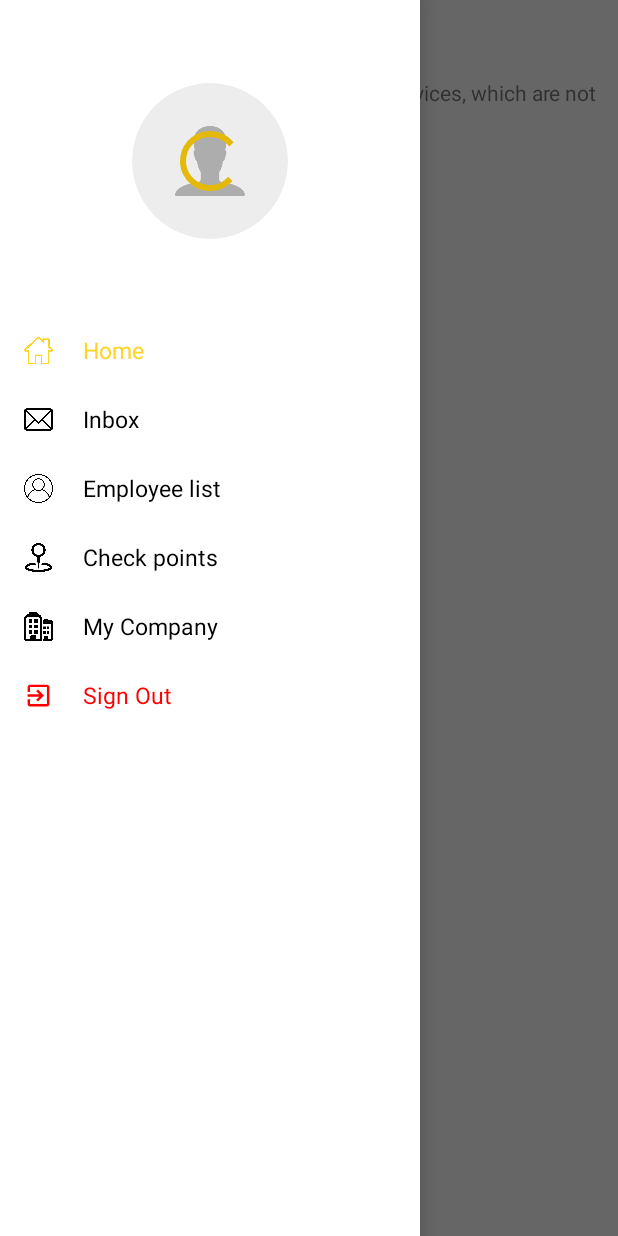
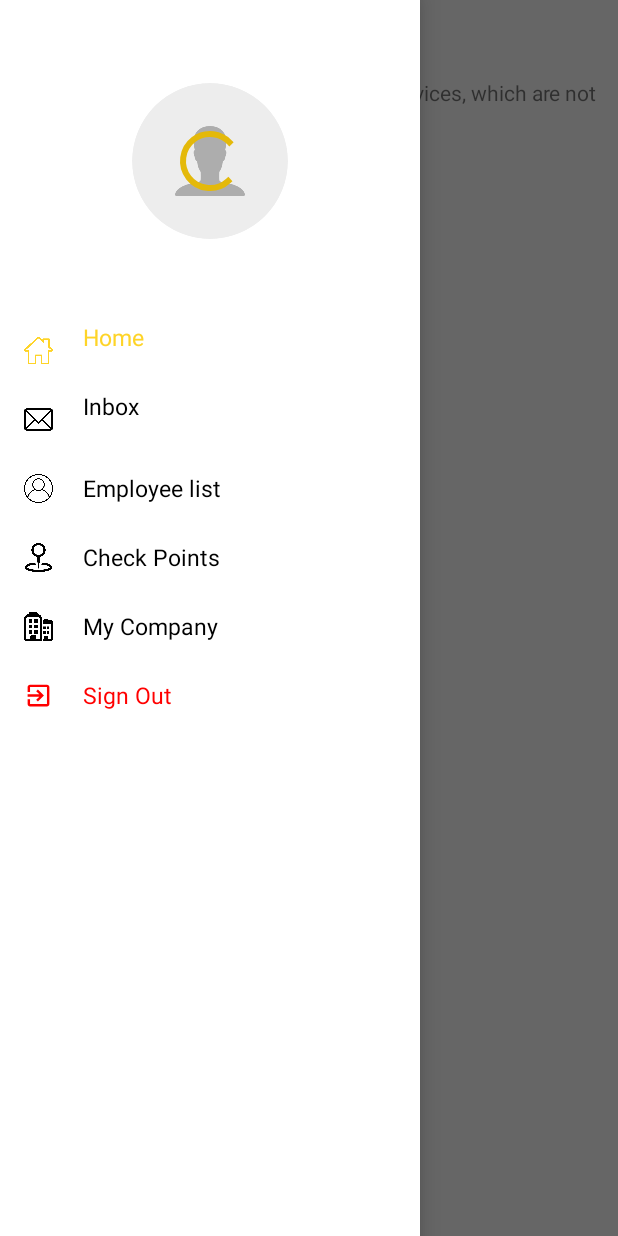
Before and after one commit to tariqzia7523/AliyuProject, an Android app: the HomeFragment screen opened directly, with no data from a screen before it, with the side drawer open, on a phone screen of 412 x 824 dp. Run offline under Robolectric (Android 15) with nearby library versions, the phone set to English and light mode, and no system bars; our stand-ins replace CircleImageView, Firebase (no records; nobody signed in at launch, a user with empty details on screens opened directly), sdp/ssp sizes; pictures from the network do not load.

Commit message:
geneared strings.xml File

```diff
--- a/app/src/main/java/com/map/checkpost/AddCheckPointsActivity.java
+++ b/app/src/main/java/com/map/checkpost/AddCheckPointsActivity.java
@@ -73,7 +73,7 @@ public class AddCheckPointsActivity extends AppCompatActivity implements OnMapRe
         setContentView(R.layout.activity_add_check_points);
         getSupportActionBar().hide();
         progressDialog=new ProgressDialog(AddCheckPointsActivity.this);
-        progressDialog.setMessage("Please wait");
+        progressDialog.setMessage(getString(R.string.please_wait));
         firebaseUser= FirebaseAuth.getInstance().getCurrentUser();
         SupportMapFragment mapFragment = (SupportMapFragment) getSupportFragmentManager()
                 .findFragmentById(R.id.map);
@@ -231,7 +231,7 @@ public class AddCheckPointsActivity extends AppCompatActivity implements OnMapRe
             // TODO Auto-generated catch block
             e.printStackTrace();
             Toast.makeText(AddCheckPointsActivity.this, e.getMessage(), Toast.LENGTH_SHORT).show();
-            return "No value found";
+            return getString(R.string.no_value_found);
         }
     }
 
@@ -286,7 +286,7 @@ public class AddCheckPointsActivity extends AppCompatActivity implements OnMapRe
                         progressDialog.dismiss();
                         checkPointsModels.add(checkPointsModel);
                         addListToMap();
-                        Toast.makeText(getApplicationContext(),"Check point Added",Toast.LENGTH_LONG).show();
+                        Toast.makeText(getApplicationContext(),getString(R.string.check_point_added),Toast.LENGTH_LONG).show();
 
                     }
                 }).addOnFailureListener(new OnFailureListener() {
--- a/app/src/main/java/com/map/checkpost/ChatActivity.java
+++ b/app/src/main/java/com/map/checkpost/ChatActivity.java
@@ -52,7 +52,7 @@ public class ChatActivity extends AppCompatActivity {
         setContentView(R.layout.activity_chat);
         getSupportActionBar().hide();
         progressDialog=new ProgressDialog(ChatActivity.this);
-        progressDialog.setMessage("Please wait");
+        progressDialog.setMessage(getString(R.string.please_wait));
         otherUserName=findViewById(R.id.user_name);
         profileImage=findViewById(R.id.profile_image);
         try{
@@ -124,7 +124,7 @@ public class ChatActivity extends AppCompatActivity {
             @Override
             public void onClick(View v) {
                 if(editText.getText().toString().isEmpty()){
-                    Toast.makeText(getApplicationContext(),"Please add message",Toast.LENGTH_LONG).show();
+                    Toast.makeText(getApplicationContext(),getString(R.string.please_add_message),Toast.LENGTH_LONG).show();
                 }else{
                     ChatModel chatModel=new ChatModel();
                     chatModel.setMessage(editText.getText().toString());
--- a/app/src/main/java/com/map/checkpost/CheckPointsFragment.java
+++ b/app/src/main/java/com/map/checkpost/CheckPointsFragment.java
@@ -70,7 +70,7 @@ public class CheckPointsFragment extends Fragment  {
 
         final View v = inflater.inflate(R.layout.fragment_check_points, container, false);
         progressDialog=new ProgressDialog(getActivity());
-        progressDialog.setMessage("Please Wait");
+        progressDialog.setMessage(getString(R.string.please_wait));
 //        myRefselectedQuestions = FirebaseDatabase.getInstance().getReference("SelectedQuestions");
         firebaseUser= FirebaseAuth.getInstance().getCurrentUser();
 
@@ -234,7 +234,7 @@ public class MyAdapter extends RecyclerView.Adapter<MyAdapter.MyViewHolder> {
                 myRefCheckPoints.child(userModel.getCompanyId()).child(data.get(position).getId()).removeValue().addOnSuccessListener(new OnSuccessListener<Void>() {
                     @Override
                     public void onSuccess(Void aVoid) {
-                        Toast.makeText(getContext(),"check point deleted",Toast.LENGTH_LONG).show();
+                        Toast.makeText(getContext(),getString(R.string.check_point_added),Toast.LENGTH_LONG).show();
                     }
                 });
             }
--- a/app/src/main/java/com/map/checkpost/CompanyProfilesFragment.java
+++ b/app/src/main/java/com/map/checkpost/CompanyProfilesFragment.java
@@ -47,7 +47,7 @@ public class CompanyProfilesFragment extends Fragment  {
 
         View v = inflater.inflate(R.layout.fragment_company_profile, container, false);
         progressDialog=new ProgressDialog(getActivity());
-        progressDialog.setMessage("Please Wait");
+        progressDialog.setMessage(getString(R.string.please_wait));
 //        myRefselectedQuestions = FirebaseDatabase.getInstance().getReference("SelectedQuestions");
         firebaseUser= FirebaseAuth.getInstance().getCurrentUser();
         companyName=v.findViewById(R.id.company_name);
@@ -112,7 +112,7 @@ public class CompanyProfilesFragment extends Fragment  {
                             companyName.getText().toString().isEmpty() ||
                             companyPhoneNumber.getText().toString().isEmpty() ||
                             companyTextNumber.getText().toString().isEmpty()){
-                        Toast.makeText(getActivity(),"Please add all data",Toast.LENGTH_LONG).show();
+                        Toast.makeText(getActivity(),getString(R.string.please_add_all_data),Toast.LENGTH_LONG).show();
                         return;
 
                     }
@@ -128,7 +128,7 @@ public class CompanyProfilesFragment extends Fragment  {
                         @Override
                         public void onSuccess(Void aVoid) {
                             progressDialog.dismiss();
-                            Toast.makeText(getActivity(),"Data updated",Toast.LENGTH_LONG).show();
+                            Toast.makeText(getActivity(),getString(R.string.data_updated),Toast.LENGTH_LONG).show();
                         }
                     });
                 }
--- a/app/src/main/java/com/map/checkpost/EmployeeListFragment.java
+++ b/app/src/main/java/com/map/checkpost/EmployeeListFragment.java
@@ -65,7 +65,7 @@ public class EmployeeListFragment extends Fragment  {
 
         View v = inflater.inflate(R.layout.employee_fragment, container, false);
         progressDialog=new ProgressDialog(getActivity());
-        progressDialog.setMessage("Please Wait");
+        progressDialog.setMessage(getString(R.string.please_wait));
 
         try{
             curUserModel =(UserModel) getArguments().get("data");
--- a/app/src/main/java/com/map/checkpost/GoogleService.java
+++ b/app/src/main/java/com/map/checkpost/GoogleService.java
@@ -306,7 +306,7 @@ public class GoogleService extends Service {
         }
 
         builder.setContentTitle(getString(R.string.app_name));
-        builder.setContentText("is getting your live location");
+        builder.setContentText(getString(R.string.is_getting_live_location));
         Uri notificationSound = RingtoneManager.getActualDefaultRingtoneUri(this, RingtoneManager.TYPE_NOTIFICATION);
         builder.setSound(notificationSound);
         builder.setAutoCancel(true);
@@ -352,7 +352,7 @@ public class GoogleService extends Service {
     @Override
     public void onDestroy() {
         super.onDestroy();
-        Toast.makeText(getApplicationContext(),"service stoped",Toast.LENGTH_LONG).show();
+        Toast.makeText(getApplicationContext(),getString(R.string.service_stoped),Toast.LENGTH_LONG).show();
     }
 
 
--- a/app/src/main/java/com/map/checkpost/HomeFragment.java
+++ b/app/src/main/java/com/map/checkpost/HomeFragment.java
@@ -68,7 +68,7 @@ public class HomeFragment extends Fragment implements OnMapReadyCallback, Google
 
         View v = inflater.inflate(R.layout.home_fragment, container, false);
         progressDialog=new ProgressDialog(getActivity());
-        progressDialog.setMessage("Please Wait");
+        progressDialog.setMessage(getString(R.string.please_wait));
 //        myRefselectedQuestions = FirebaseDatabase.getInstance().getReference("SelectedQuestions");
         firebaseUser= FirebaseAuth.getInstance().getCurrentUser();
         myRefPosts = FirebaseDatabase.getInstance().getReference("Posts");
@@ -173,7 +173,7 @@ public class HomeFragment extends Fragment implements OnMapReadyCallback, Google
                             curLocation = location;
 
                             LatLng sydney = new LatLng(location.getLatitude(), location.getLongitude());
-                            currentMarkerOption = new MarkerOptions().position(sydney).title("Current Location")
+                            currentMarkerOption = new MarkerOptions().position(sydney).title(getString(R.string.current_location))
                                     .icon(BitmapDescriptorFactory.defaultMarker(BitmapDescriptorFactory.HUE_RED));
 //                                    .icon(BitmapDescriptorFactory.fromResource(R.drawable.yellow_32));
                             mMap.addMarker(currentMarkerOption);
--- a/app/src/main/java/com/map/checkpost/InboxFragment.java
+++ b/app/src/main/java/com/map/checkpost/InboxFragment.java
@@ -75,7 +75,7 @@ public class InboxFragment extends Fragment {
         // Inflate the layout for this fragment
         View v= inflater.inflate(R.layout.fragment_inbox, container, false);
         progressDialog=new ProgressDialog(getActivity());
-        progressDialog.setMessage("Please wait");
+        progressDialog.setMessage(getString(R.string.please_wait));
         firebaseUser= FirebaseAuth.getInstance().getCurrentUser();
         myRefChat = FirebaseDatabase.getInstance().getReference("Chats");
         myRefuser = FirebaseDatabase.getInstance().getReference("Users");
--- a/app/src/main/java/com/map/checkpost/LoginActivity.java
+++ b/app/src/main/java/com/map/checkpost/LoginActivity.java
@@ -63,7 +63,7 @@ public class LoginActivity extends AppCompatActivity {
                                 } else {
                                     // If sign in fails, display a message to the user.
                                     Log.w(TAG, "signInWithEmail:failure", task.getException());
-                                    Toast.makeText(LoginActivity.this, "Authentication failed.",
+                                    Toast.makeText(LoginActivity.this, getString(R.string.authentation_failed),
                                             Toast.LENGTH_SHORT).show();
                                     progressBar.setVisibility(View.GONE);
                                     signuptext.setVisibility(View.VISIBLE);
--- a/app/src/main/java/com/map/checkpost/MainActivity.java
+++ b/app/src/main/java/com/map/checkpost/MainActivity.java
@@ -77,7 +77,7 @@ public class MainActivity extends FragmentActivity  {
 //        getSupportActionBar().hide();
         drawer = findViewById(R.id.drawer_layout);
         progressDialog=new ProgressDialog(MainActivity.this);
-        progressDialog.setMessage("Please wait");
+        progressDialog.setMessage(getString(R.string.please_wait));
         myRef = FirebaseDatabase.getInstance().getReference("Users");
         currentUser= FirebaseAuth.getInstance().getCurrentUser();
 
--- a/app/src/main/res/layout/activity_chat.xml
+++ b/app/src/main/res/layout/activity_chat.xml
@@ -84,7 +84,7 @@
                 android:layout_marginRight="@dimen/_10sdp"
                 android:layout_marginLeft="@dimen/_10sdp"
                 android:background="@null"
-                android:hint="Enter Message hare"/>
+                android:hint="@string/enter_message_hare"/>
 
 
         </RelativeLayout>
--- a/app/src/main/res/layout/activity_sign_up.xml
+++ b/app/src/main/res/layout/activity_sign_up.xml
@@ -114,7 +114,7 @@
                     android:id="@+id/rb_owner"
                     android:layout_width="wrap_content"
                     android:layout_height="wrap_content"
-                    android:text="Company Owner"
+                    android:text="@string/company_owner"
                     android:textColor="@color/colorPrimaryDark"
                     android:checked="true"
                     android:textSize="@dimen/_11sdp"/>
@@ -122,7 +122,7 @@
                     android:id="@+id/rb_employee"
                     android:layout_width="wrap_content"
                     android:layout_height="wrap_content"
-                    android:text="Employee"
+                    android:text="@string/employee"
                     android:textColor="@color/colorPrimaryDark"
 
                     android:textSize="@dimen/_11sdp"
--- a/app/src/main/res/layout/activity_view_employee_route.xml
+++ b/app/src/main/res/layout/activity_view_employee_route.xml
@@ -85,7 +85,7 @@
                 android:layout_height="match_parent"
                 android:background="@drawable/button_selector"
                 android:textColor="@color/white"
-                android:text="Chat"
+                android:text="@string/chat"
                 android:textSize="@dimen/_12sdp"
                 android:layout_marginRight="@dimen/_5sdp"/>
             <Button
@@ -95,7 +95,7 @@
                 android:layout_height="match_parent"
                 android:background="@drawable/button_selector"
                 android:textColor="@color/white"
-                android:text="Clear route"
+                android:text="@string/clear_route"
                 android:textSize="@dimen/_12sdp"
                 android:layout_marginLeft="@dimen/_5sdp"/>
 
--- a/app/src/main/res/layout/nav_header_main.xml
+++ b/app/src/main/res/layout/nav_header_main.xml
@@ -50,15 +50,15 @@
             android:layout_height="@dimen/_15sdp"
             android:layout_centerVertical="true"
             android:src="@drawable/home"/>
+
         <TextView
             android:id="@+id/home_text"
             android:layout_width="wrap_content"
             android:layout_height="wrap_content"
-            android:layout_centerVertical="true"
             android:layout_marginLeft="@dimen/_30sdp"
-            android:text="Home"
+            android:text="@string/home"
             android:textColor="@color/black"
-            android:textSize="@dimen/_12sdp"/>
+            android:textSize="@dimen/_12sdp" />
 
 
     </RelativeLayout>
@@ -74,15 +74,15 @@
             android:layout_centerVertical="true"
             android:src="@drawable/email"
             />
+
         <TextView
             android:id="@+id/inbox_text"
             android:layout_width="wrap_content"
             android:layout_height="wrap_content"
-            android:layout_centerVertical="true"
             android:layout_marginLeft="@dimen/_30sdp"
-            android:text="Inbox"
+            android:text="@string/inbox"
             android:textColor="@color/black"
-            android:textSize="@dimen/_12sdp"/>
+            android:textSize="@dimen/_12sdp" />
 
 
     </RelativeLayout>
@@ -104,7 +104,7 @@
             android:layout_height="wrap_content"
             android:layout_centerVertical="true"
             android:layout_marginLeft="@dimen/_30sdp"
-            android:text="Employee list"
+            android:text="@string/employee_list"
             android:textColor="@color/black"
             android:textSize="@dimen/_12sdp"/>
 
@@ -128,7 +128,7 @@
             android:layout_height="wrap_content"
             android:layout_centerVertical="true"
             android:layout_marginLeft="@dimen/_30sdp"
-            android:text="Check points"
+            android:text="@string/check_points"
             android:textColor="@color/black"
             android:textSize="@dimen/_12sdp"/>
 
@@ -152,7 +152,7 @@
             android:layout_height="wrap_content"
             android:layout_centerVertical="true"
             android:layout_marginLeft="@dimen/_30sdp"
-            android:text="My Company"
+            android:text="@string/my_company"
             android:textColor="@color/black"
             android:textSize="@dimen/_12sdp"/>
 
@@ -173,7 +173,7 @@
             android:layout_height="wrap_content"
             android:layout_centerVertical="true"
             android:layout_marginLeft="@dimen/_30sdp"
-            android:text="Sign Out"
+            android:text="@string/sign_out"
             android:textColor="@color/red"
             android:textSize="@dimen/_12sdp"/>
 
```
Also changed, not shown: app/src/main/java/com/map/checkpost/SignUpActivity.java (+8 -8 lines), app/src/main/java/com/map/checkpost/ViewEmployeeRouteActivity.java (+9 -9 lines), app/src/main/res/values/strings.xml (+36 -2 lines).
